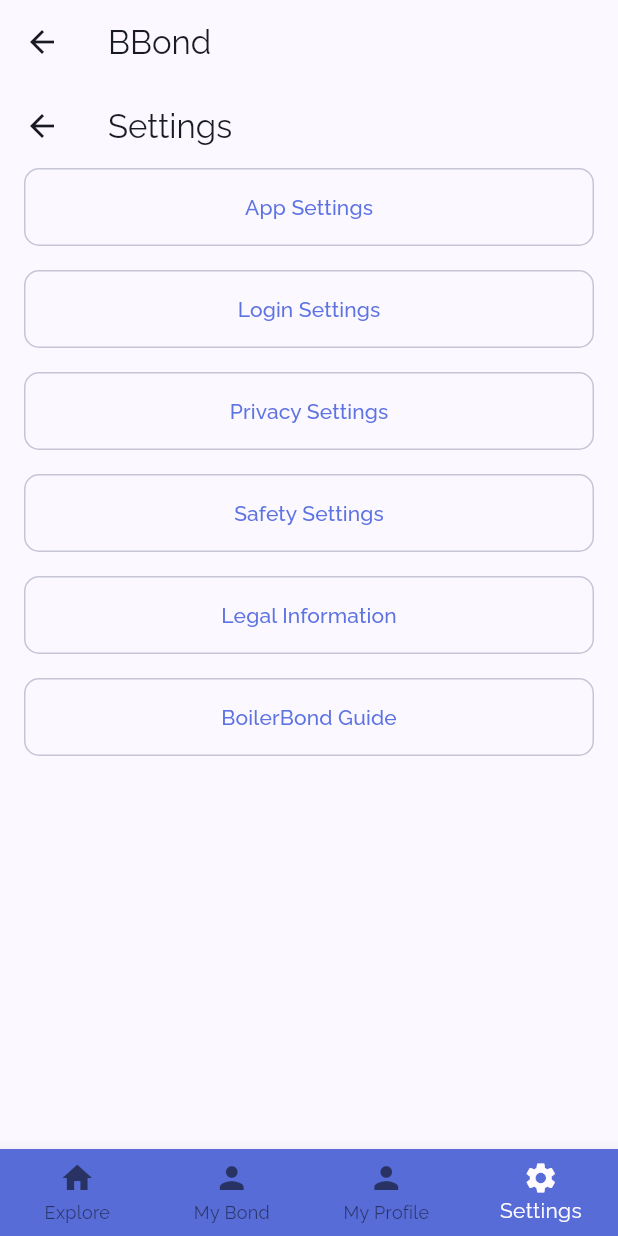
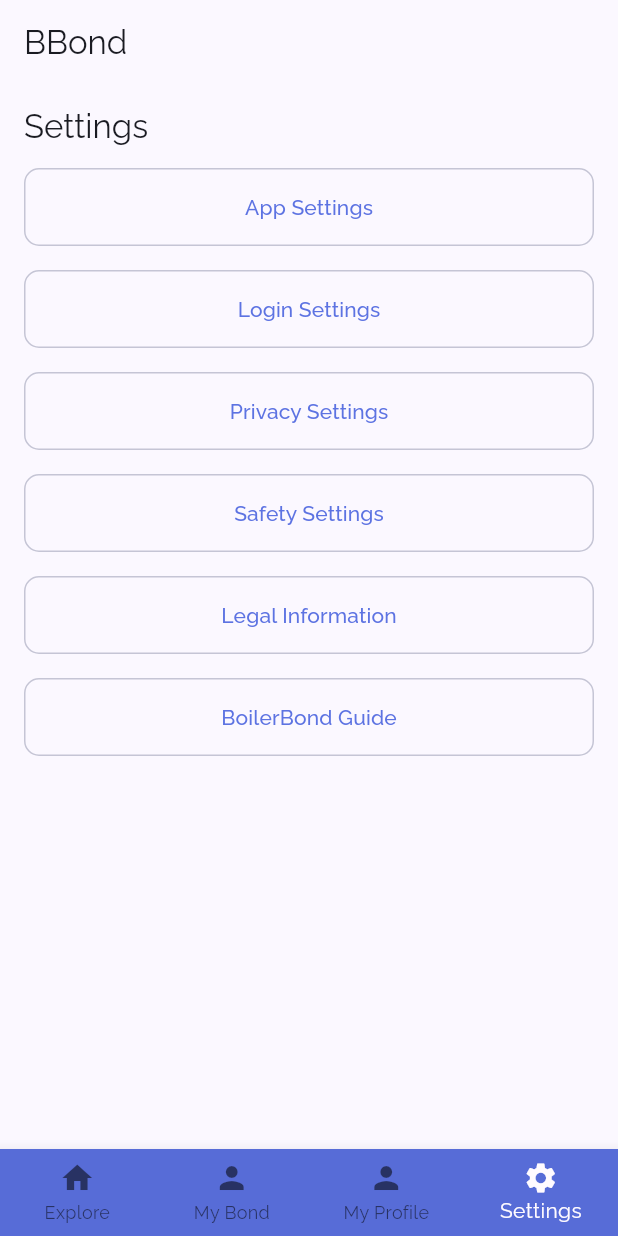
Before and after one commit to BoilerBond/FlutterApp, a Flutter app: the Dashboard screen opened by its route, item 4 of the bottom bar chosen, on a phone screen of 412 x 824 dp. Run offline on Flutter 3.47's test engine with Material 3 defaults, Android fonts, the phone set to English and light mode, and no system bars; our stand-ins replace firebase_auth, firebase_core, google_fonts, google_sign_in; accounts and stored records are empty; generated files the repository leaves out were written again.

Commit message:
Removed back button for dashboard appbars

```diff
--- a/lib/presentation/screens/dashboard/bond/bond_screen.dart
+++ b/lib/presentation/screens/dashboard/bond/bond_screen.dart
@@ -11,7 +11,10 @@ class _BondScreenState extends State<BondScreen> {
   @override
   Widget build(BuildContext context) {
     return Scaffold(
-      appBar: AppBar(title: const Text('My Bond')),
+      appBar: AppBar(
+        title: const Text('My Bond'),
+        automaticallyImplyLeading: false,
+      ),
       body: Center(
         child: Text('Bond Screen'),
       ),
--- a/lib/presentation/screens/dashboard/dashboard.dart
+++ b/lib/presentation/screens/dashboard/dashboard.dart
@@ -23,7 +23,10 @@ class _DashboardState extends State<Dashboard> {
   @override
   Widget build(BuildContext context) {
     return Scaffold(
-      appBar: AppBar(title: const Text('BBond')),
+      appBar: AppBar(
+        title: const Text('BBond'),
+        automaticallyImplyLeading: false,
+      ),
       body: _screens[_currentIndex],
       bottomNavigationBar: BottomNavigationBar(
         type: BottomNavigationBarType.fixed,
--- a/lib/presentation/screens/dashboard/explore/explore_screen.dart
+++ b/lib/presentation/screens/dashboard/explore/explore_screen.dart
@@ -11,7 +11,10 @@ class _ExploreScreenState extends State<ExploreScreen> {
   @override
   Widget build(BuildContext context) {
     return Scaffold(
-      appBar: AppBar(title: const Text('Explore')),
+      appBar: AppBar(
+        title: const Text('Explore'),
+        automaticallyImplyLeading: false,
+      ),
       body: Center(
         child: Text('Explore Screen'),
       ),
--- a/lib/presentation/screens/dashboard/profile/profile_screen.dart
+++ b/lib/presentation/screens/dashboard/profile/profile_screen.dart
@@ -11,7 +11,7 @@ class _ProfileScreenState extends State<ProfileScreen> {
   @override
   Widget build(BuildContext context) {
     return Scaffold(
-      appBar: AppBar(title: const Text('Profile')),
+      appBar: AppBar(title: const Text('Profile'), automaticallyImplyLeading: false,),
       body: Center(
         child: Text('Profile Screen'),
       ),
--- a/lib/presentation/screens/dashboard/settings/settingsScreen.dart
+++ b/lib/presentation/screens/dashboard/settings/settingsScreen.dart
@@ -32,7 +32,10 @@ class _SettingsScreenState extends State<SettingsScreen> {
     ];
 
     return Scaffold(
-      appBar: AppBar(title: const Text('Settings')),
+      appBar: AppBar(
+        title: const Text('Settings'),
+        automaticallyImplyLeading: false,
+      ),
       body: Center(
         child: Column(
           children: buttons
```
